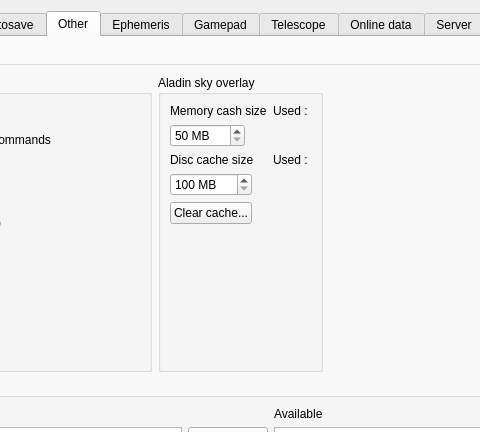
Qt form csetting.ui (PavelMr/skytechx) before a commit; both pictures show x 172 to 652 and y 0 to 432 of the 1109 by 737 pixel window.
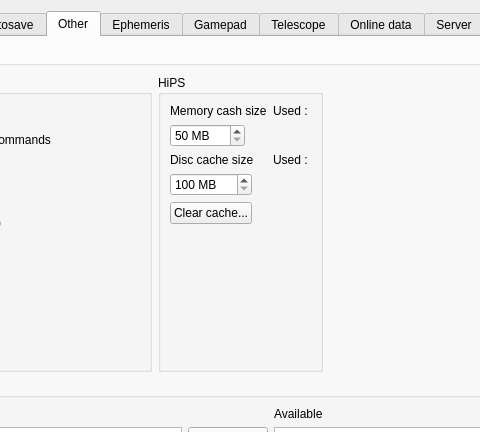
The same form after that commit. Custom widgets are drawn as their Qt base class.

Commit message: Aladin -> hips 2

The edit to the form file:
```diff
--- a/csetting.ui
+++ b/csetting.ui
@@ -4625,7 +4625,7 @@
               <item>
                <widget class="QGroupBox" name="groupBox_38">
                 <property name="title">
-                 <string>Aladin sky overlay</string>
+                 <string>HiPS</string>
                 </property>
                 <layout class="QVBoxLayout" name="verticalLayout_117">
                  <item>
```
The commit also changes 14 other files.
